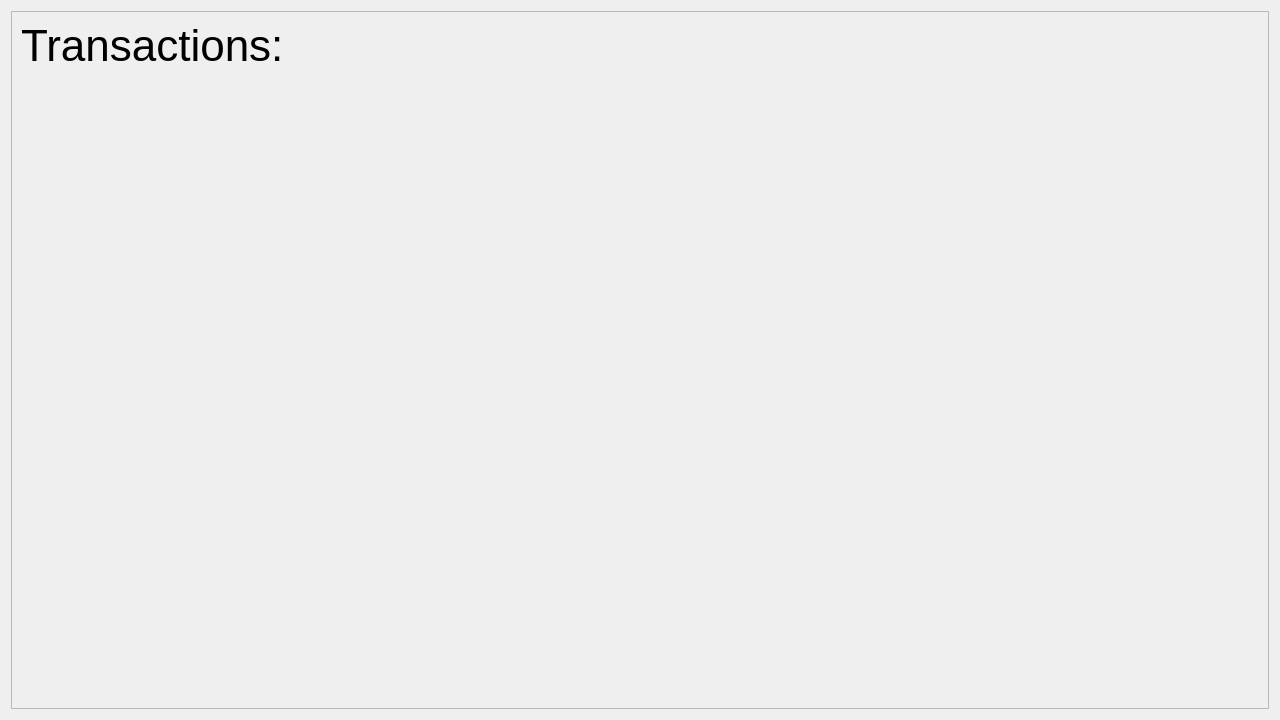
The window that Ds_project/pendingtransactionswindow.ui (mohamed-khalid-gamal/Ds_Project) describes before a commit, drawn with Qt 5.
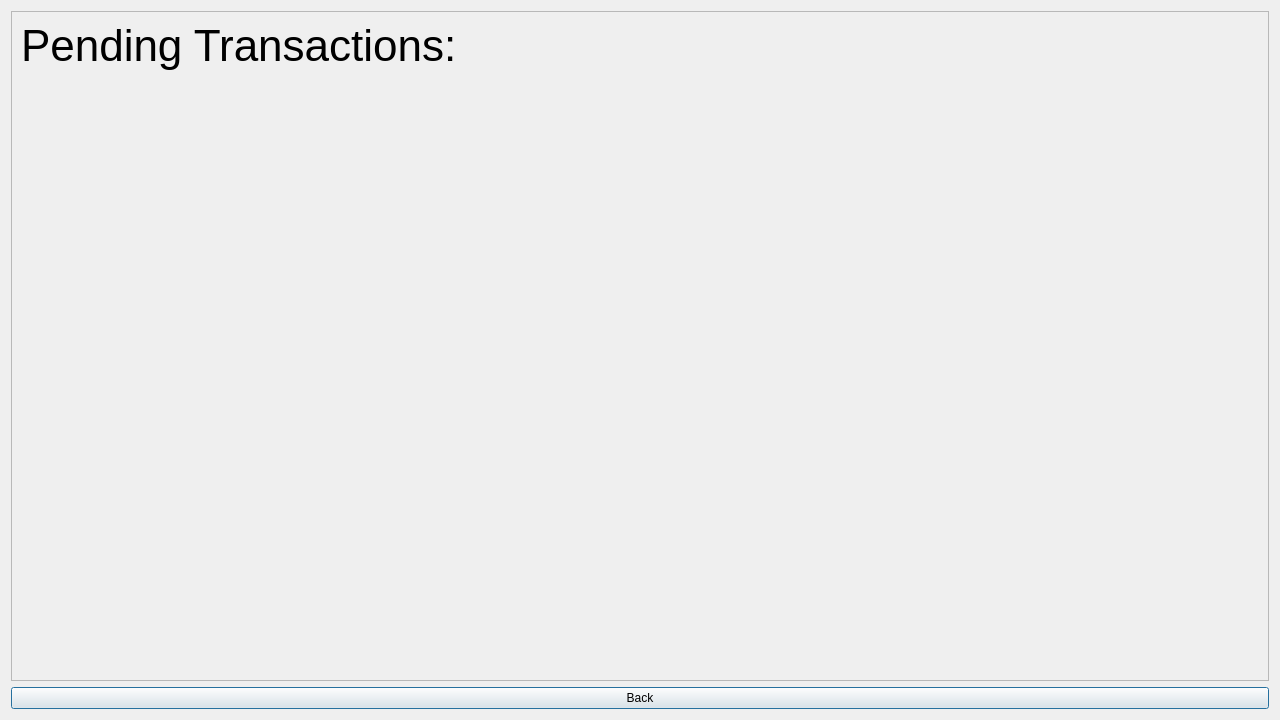
The same window after the commit.

```diff
--- a/Ds_project/pendingtransactionswindow.ui
+++ b/Ds_project/pendingtransactionswindow.ui
@@ -28,7 +28,7 @@
         <x>0</x>
         <y>0</y>
         <width>1260</width>
-        <height>700</height>
+        <height>667</height>
        </rect>
       </property>
       <layout class="QVBoxLayout" name="verticalLayout">
@@ -40,7 +40,7 @@
           </font>
          </property>
          <property name="text">
-          <string>Transactions:</string>
+          <string>Pending Transactions:</string>
          </property>
         </widget>
        </item>
@@ -48,6 +48,13 @@
      </widget>
     </widget>
    </item>
+   <item>
+    <widget class="QPushButton" name="pushButton">
+     <property name="text">
+      <string>Back</string>
+     </property>
+    </widget>
+   </item>
   </layout>
  </widget>
  <resources/>
```
